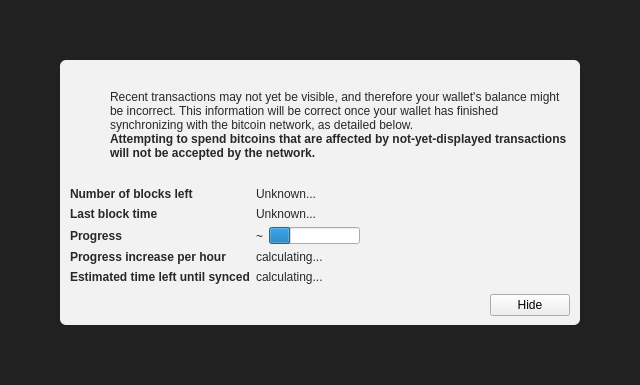
Before: the Qt Designer form src/qt/forms/modaloverlay.ui in MrMiner-org/TheMinerzCoin, drawn with Qt 5.
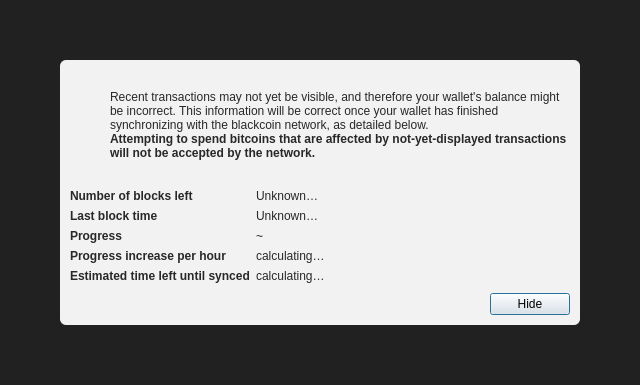
After: the same form once the commit is applied. Icons and pictures are not drawn. Custom widgets are drawn as their Qt base class.

Diff of the .ui file:
```diff
--- a/src/qt/forms/modaloverlay.ui
+++ b/src/qt/forms/modaloverlay.ui
@@ -1,7 +1,7 @@
 <?xml version="1.0" encoding="UTF-8"?>
 <ui version="4.0">
  <class>ModalOverlay</class>
- <widget class="ModalOverlay" name="ModalOverlay">
+ <widget class="QWidget" name="ModalOverlay">
   <property name="geometry">
    <rect>
     <x>0</x>
@@ -130,7 +130,7 @@
              <item>
               <widget class="QLabel" name="infoText">
                <property name="text">
-                <string>Recent transactions may not yet be visible, and therefore your wallet's balance might be incorrect. This information will be correct once your wallet has finished synchronizing with the bitcoin network, as detailed below.</string>
+                <string>Recent transactions may not yet be visible, and therefore your wallet's balance might be incorrect. This information will be correct once your wallet has finished synchronizing with the blackcoin network, as detailed below.</string>
                </property>
                <property name="textFormat">
                 <enum>Qt::RichText</enum>
@@ -219,7 +219,7 @@
            <item row="0" column="1">
             <widget class="QLabel" name="numberOfBlocksLeft">
              <property name="text">
-              <string>Unknown...</string>
+              <string>Unknown…</string>
              </property>
             </widget>
            </item>
@@ -245,7 +245,7 @@
               </sizepolicy>
              </property>
              <property name="text">
-              <string>Unknown...</string>
+              <string>Unknown…</string>
              </property>
             </widget>
            </item>
@@ -271,16 +271,6 @@
                </property>
               </widget>
              </item>
-             <item>
-              <widget class="QProgressBar" name="progressBar">
-               <property name="value">
-                <number>24</number>
-               </property>
-               <property name="format">
-                <string/>
-               </property>
-              </widget>
-             </item>
             </layout>
            </item>
            <item row="4" column="0">
@@ -299,7 +289,7 @@
            <item row="4" column="1">
             <widget class="QLabel" name="progressIncreasePerH">
              <property name="text">
-              <string>calculating...</string>
+              <string>calculating…</string>
              </property>
             </widget>
            </item>
@@ -319,7 +309,7 @@
            <item row="5" column="1">
             <widget class="QLabel" name="expectedTimeLeft">
              <property name="text">
-              <string>calculating...</string>
+              <string>calculating…</string>
              </property>
             </widget>
            </item>
@@ -351,6 +341,15 @@
              <property name="text">
               <string>Hide</string>
              </property>
+             <property name="shortcut">
+              <string>Esc</string>
+             </property>
+             <property name="focusPolicy">
+              <enum>Qt::StrongFocus</enum>
+             </property>
+             <property name="default">
+              <bool>true</bool>
+             </property>
             </widget>
            </item>
           </layout>
@@ -363,14 +362,6 @@
    </item>
   </layout>
  </widget>
- <customwidgets>
-  <customwidget>
-   <class>ModalOverlay</class>
-   <extends>QWidget</extends>
-   <header>modaloverlay.h</header>
-   <container>1</container>
-  </customwidget>
- </customwidgets>
  <resources/>
  <connections/>
 </ui>
```
